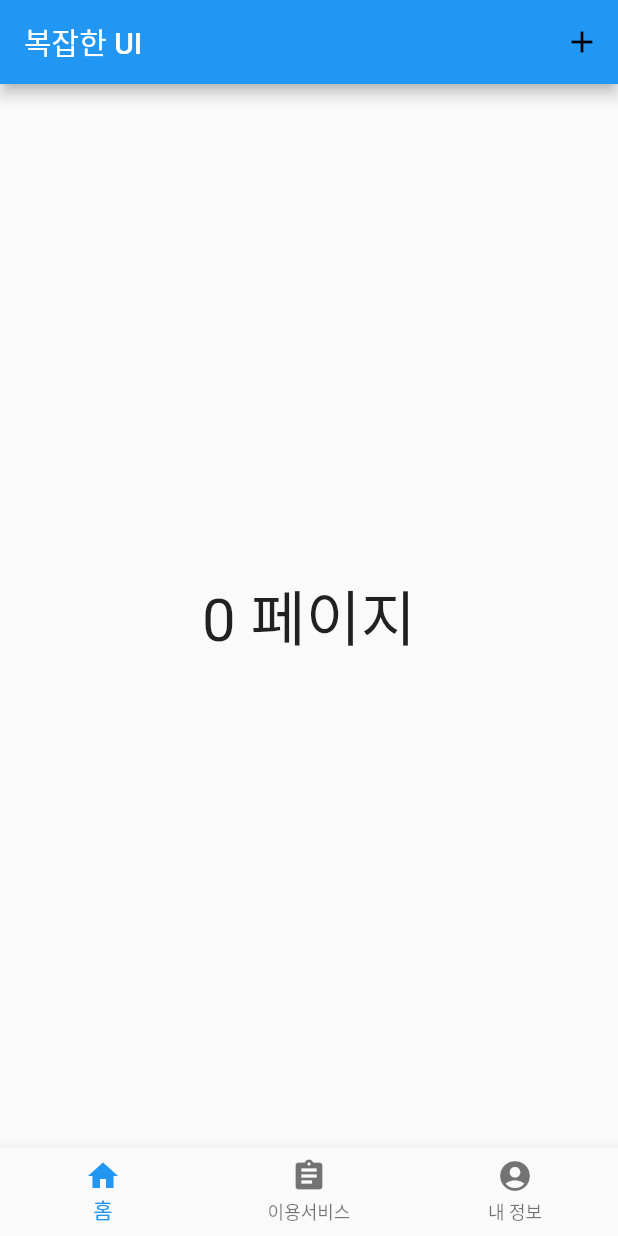
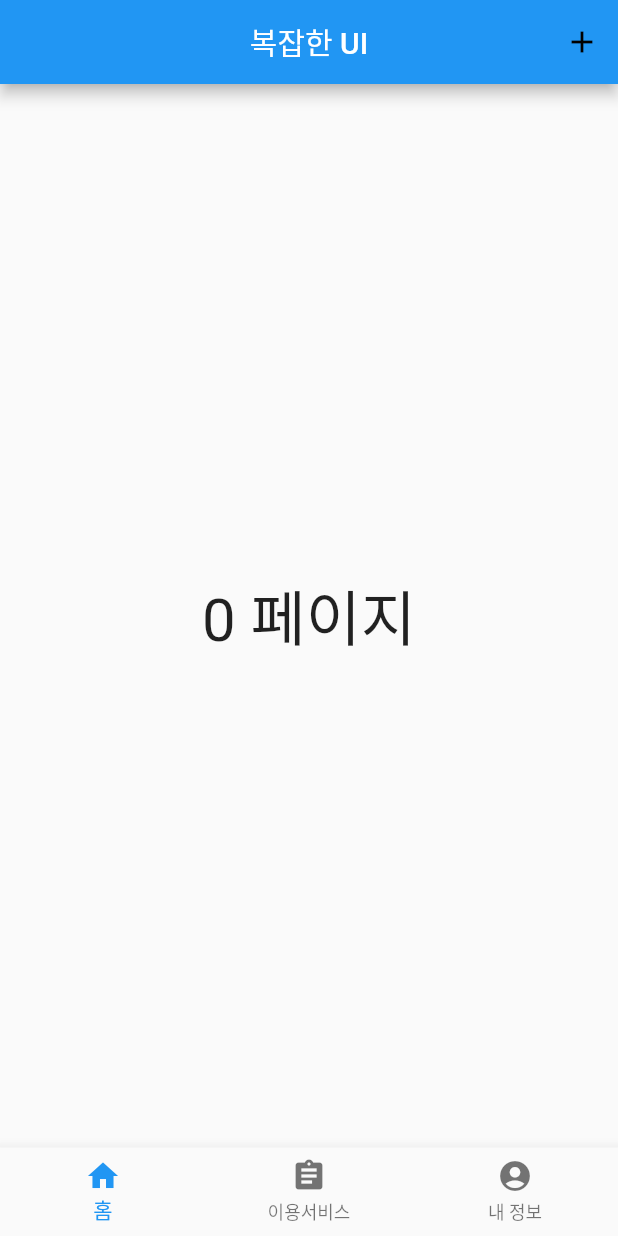
Before and after one commit to AmadasDev/flutter_app, a Flutter app: the MyHomePage screen opened directly, on a phone screen of 412 x 824 dp. Run offline on Flutter 3.47's test engine with Material 2 defaults, Android fonts, the phone set to English and light mode, and no system bars.

```diff
--- a/lib/7_4_1.dart
+++ b/lib/7_4_1.dart
@@ -34,11 +34,12 @@ class _MyHomePageState extends State<MyHomePage> {
           IconButton(
             icon: Icon(
               Icons.add,
-              color: Colors.black,  //  앱의 전체 테마를 수정했다면 작성하지 않아도 됨
+              color: Colors.black,  //  앱의 전체 테마를 수정했다면 작성하지 않아도 됨.
             ),
             onPressed: () {},
           ),
         ],
+        centerTitle: true,  //  제목을 가운데로
       ),
       body: Center(
         child: Text(
```
